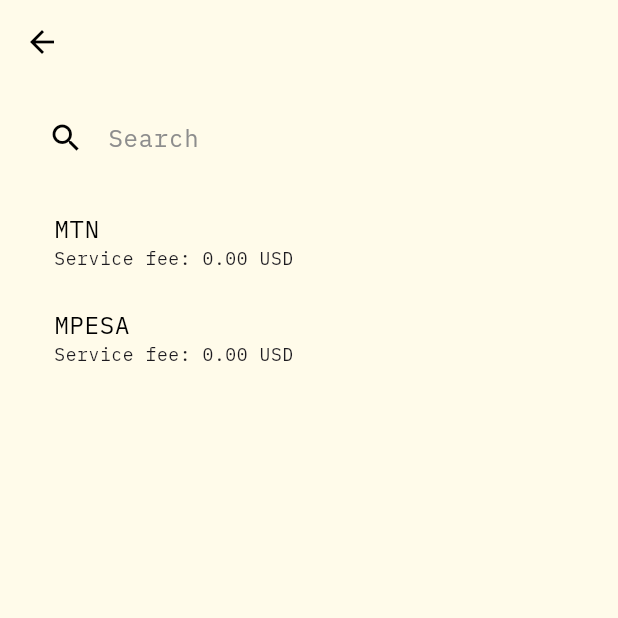
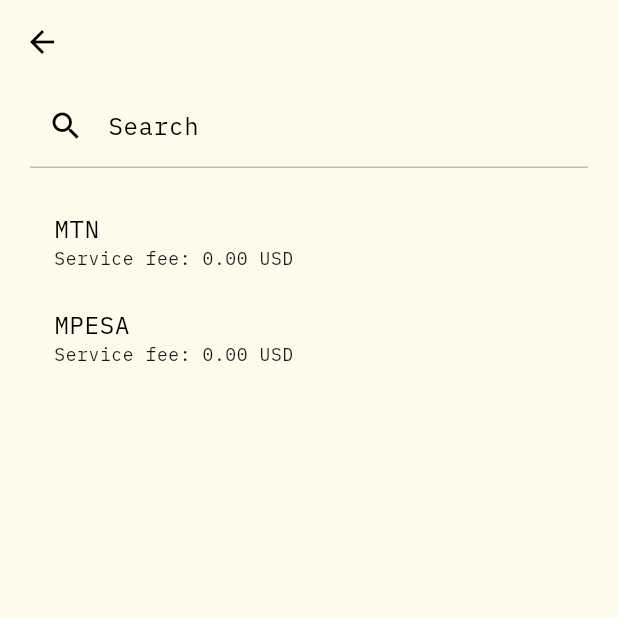
Before and after one commit to TBD54566975/didpay, a Flutter app: the PaymentDetailsPage screen opened directly, after a tap on "MOMO", after a tap on "Select a payment method", on a phone screen of 412 x 824 dp, the top half of it. Run offline on Flutter 3.47's test engine with Material 3 defaults, Android fonts, the phone set to English and light mode, and no system bars; our stand-ins replace flutter_hooks, flutter_secure_storage, hooks_riverpod, shared_preferences, webview_flutter; missing offline and left inert: web5_flutter; accounts and stored records are empty.

Commit message:
undo last two commits to main

```diff
--- a/lib/features/payments/search_payment_methods_page.dart
+++ b/lib/features/payments/search_payment_methods_page.dart
@@ -18,7 +18,6 @@ class SearchPaymentMethodsPage extends HookWidget {
   @override
   Widget build(BuildContext context) {
     final searchText = useState('');
-    final focusNode = useFocusNode();
 
     return Scaffold(
       appBar: AppBar(scrolledUnderElevation: 0),
@@ -34,15 +33,9 @@ class SearchPaymentMethodsPage extends HookWidget {
                   mainAxisSize: MainAxisSize.min,
                   children: [
                     TextFormField(
-                      focusNode: focusNode,
-                      onTapOutside: (_) => focusNode.unfocus(),
-                      enableSuggestions: false,
-                      autocorrect: false,
                       decoration: InputDecoration(
                         labelText: Loc.of(context).search,
-                        prefixIcon: const Padding(
-                            padding: EdgeInsets.only(top: Grid.xs),
-                            child: Icon(Icons.search)),
+                        prefixIcon: const Icon(Icons.search),
                       ),
                       onChanged: (value) => searchText.value = value,
                     ),
--- a/lib/features/send/send_did_page.dart
+++ b/lib/features/send/send_did_page.dart
@@ -66,6 +66,9 @@ class SendDidPage extends HookWidget {
                             Expanded(
                               child: TextField(
                                   decoration: InputDecoration(
+                                      border: InputBorder.none,
+                                      floatingLabelBehavior:
+                                          FloatingLabelBehavior.never,
                                       labelText: Loc.of(context).didTag),
                                   enableSuggestions: false,
                                   autocorrect: false,
--- a/lib/shared/theme/theme.dart
+++ b/lib/shared/theme/theme.dart
@@ -33,14 +33,6 @@ ThemeData lightTheme(BuildContext context) => ThemeData(
           ),
         ),
       ),
-      inputDecorationTheme: InputDecorationTheme(
-        border: InputBorder.none,
-        floatingLabelBehavior: FloatingLabelBehavior.never,
-        alignLabelWithHint: true,
-        labelStyle: TextStyle(
-          color: lightColorScheme.outlineVariant,
-        ),
-      ),
     );
 
 ThemeData darkTheme(BuildContext context) => ThemeData(
@@ -73,12 +65,4 @@ ThemeData darkTheme(BuildContext context) => ThemeData(
           ),
         ),
       ),
-      inputDecorationTheme: InputDecorationTheme(
-        border: InputBorder.none,
-        floatingLabelBehavior: FloatingLabelBehavior.never,
-        alignLabelWithHint: true,
-        labelStyle: TextStyle(
-          color: darkColorScheme.outlineVariant,
-        ),
-      ),
     );
```
Also changed, not shown: lib/shared/json_schema_form.dart (+18 -22 lines).
